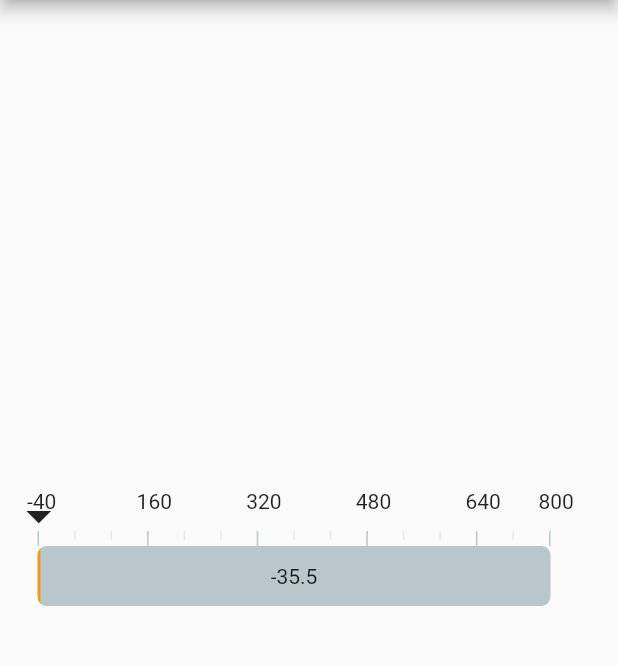
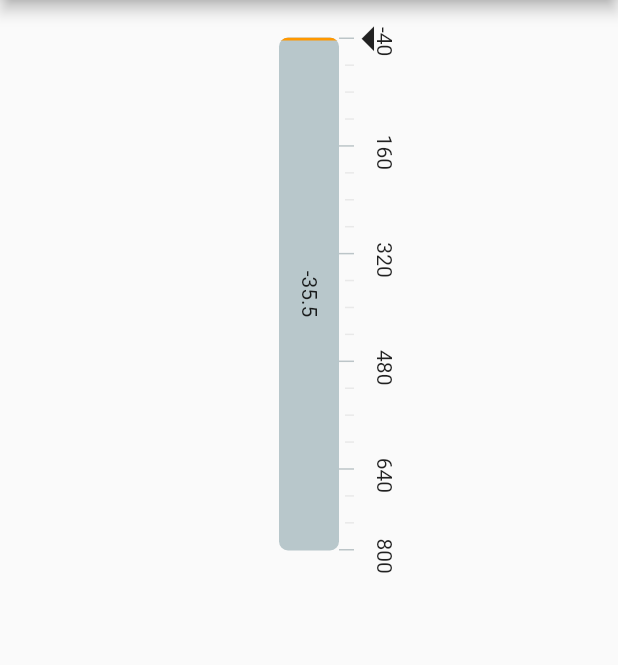
Before and after one commit to Intiserahmed/linear_gauge, a Flutter app: the screen it shows after launch, on a phone screen of 412 x 824 dp, the part 84-749 px from its top. Run offline on Flutter 3.47's test engine with Material 2 defaults, Android fonts, the phone set to English and light mode, and no system bars.

Commit message:
GaugeOrientation Added

```diff
--- a/example/lib/main.dart
+++ b/example/lib/main.dart
@@ -1,5 +1,8 @@
+import 'dart:developer';
+
 import 'package:flutter/material.dart';
 import 'package:linear_gauge/linear_gauge.dart';
+import 'package:linear_gauge/utils.dart';
 
 void main() {
   runApp(const MyApp());
@@ -43,6 +46,7 @@ class _MyHomePageState extends State<MyHomePage> {
 
 class LinearGuagePage extends StatefulWidget {
   @override
+  // ignore: library_private_types_in_public_api
   _LinearGuagePageState createState() => _LinearGuagePageState();
 }
 
@@ -56,6 +60,7 @@ class _LinearGuagePageState extends State<LinearGuagePage> {
       child: Padding(
         padding: const EdgeInsets.all(15.0),
         child: LinearGauge(
+          orientation: GaugeOrientation.vertical,
           barRadius: const Radius.circular(6),
           width: MediaQuery.of(context).size.width - 50,
           animation: isRunning,
@@ -68,7 +73,7 @@ class _LinearGuagePageState extends State<LinearGuagePage> {
           gaugeStatus: Text("$value"),
           widgetIndicator: const Icon(Icons.arrow_drop_down, size: 40),
           divisions: 5,
-          subDivisions: 3,
+          subDivisions: 4,
         ),
       ),
     );
--- a/lib/linear_gauge.dart
+++ b/lib/linear_gauge.dart
@@ -1,6 +1,6 @@
 import 'package:flutter/material.dart';
 import 'package:linear_gauge/utils.dart';
-import 'dart:core';
+import 'dart:math' as math;
 
 // ignore: must_be_immutable
 class LinearGauge extends StatefulWidget {
@@ -9,6 +9,9 @@ class LinearGauge extends StatefulWidget {
 
   // Width of the linear_gauge
   final double? width;
+
+  //Controls the orientation of the gauge
+  late final GaugeOrientation orientation;
 
   // Max number to reach
   final double maxValue;
@@ -89,6 +92,7 @@ class LinearGauge extends StatefulWidget {
     this.restartAnimation = false,
     this.onAnimationEnd,
     this.widgetIndicator,
+    required this.orientation,
     this.maxValue = 100.0,
     this.minValue = 0.0,
     required this.divisions,
@@ -139,10 +143,8 @@ class _LinearGaugeState extends State<LinearGauge>
     /// used to display the actual value of at an index
     final double multiplier =
         (widget.maxValue) / (widget.divisions * widget.subDivisions);
-    print('multiplier $multiplier');
     final double valueWidth =
         (_wholeContainerWidth / (widget.maxValue) * value);
-    print('valueWidth $valueWidth');
 
     /// number of lines that fall behind the value * thickness of one subDivision
     final double valueWidthAdditionalThickness = ((value /
@@ -181,8 +183,6 @@ class _LinearGaugeState extends State<LinearGauge>
 
   Widget majorSubDivision(int index) {
     /// used Stack as we don't want the numbers to take size in the Row division
-    ///
-    print(index);
 
     return Stack(
       clipBehavior: Clip.none,
@@ -211,8 +211,6 @@ class _LinearGaugeState extends State<LinearGauge>
       ),
     );
   }
-
-  final orientation = GaugeOrientation.horizontal;
 
   @override
   void dispose() {
@@ -365,29 +363,26 @@ class _LinearGaugeState extends State<LinearGauge>
 
     return Material(
         color: Colors.transparent,
-      child: orientation == GaugeOrientation.vertical
+        child: widget.orientation == GaugeOrientation.vertical
             ? RotatedBox(
                 quarterTurns: 1,
-              child: Expanded(
                 child: Container(
                   color: widget.barColor,
                   child: Row(
-                    mainAxisAlignment: widget.alignment,
-                    crossAxisAlignment: CrossAxisAlignment.center,
+                    mainAxisAlignment: MainAxisAlignment.start,
+                    crossAxisAlignment: CrossAxisAlignment.start,
                     children: items,
-                  ),
                   ),
                 ),
               )
             : Container(
                 color: widget.barColor,
                 child: Row(
-                mainAxisAlignment: widget.alignment,
-                crossAxisAlignment: CrossAxisAlignment.center,
+                  mainAxisAlignment: MainAxisAlignment.start,
+                  crossAxisAlignment: CrossAxisAlignment.start,
                   children: items,
                 ),
-            ),
-    );
+              ));
   }
 
   @override
@@ -425,8 +420,6 @@ class _LinearPainter extends CustomPainter {
 
     final progressLine = size.width * progress;
     Path linePath = Path();
-    print(size.width);
-    print(progressLine); // if progress line cross this then color changes logic
 
     linePath.addRRect(RRect.fromRectAndRadius(
         Rect.fromLTWH(0, 0, progressLine, size.height), barRadius));
```
Lines whose indentation alone changed are shown as unchanged.
